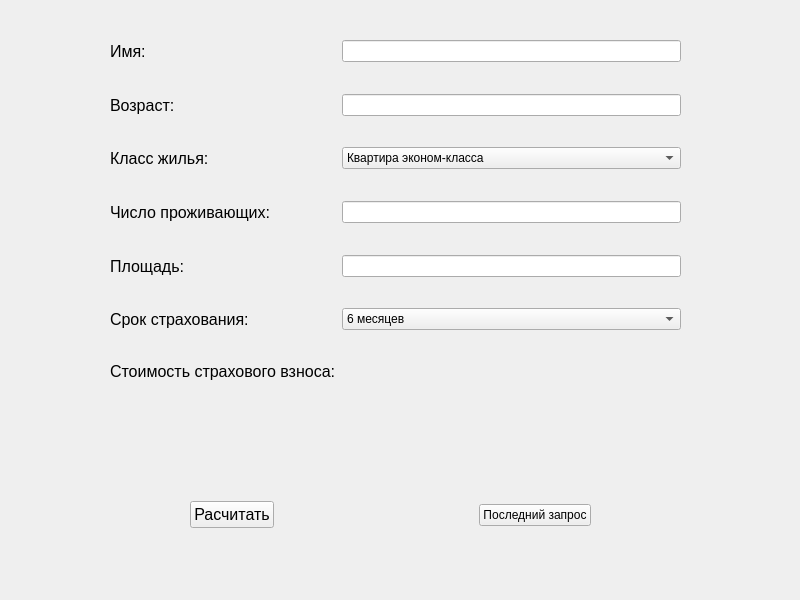
Qt form 2 curs/2_half/OOP/lab6/widget.ui (Weit145/OP-SUAI-4431) before a commit.
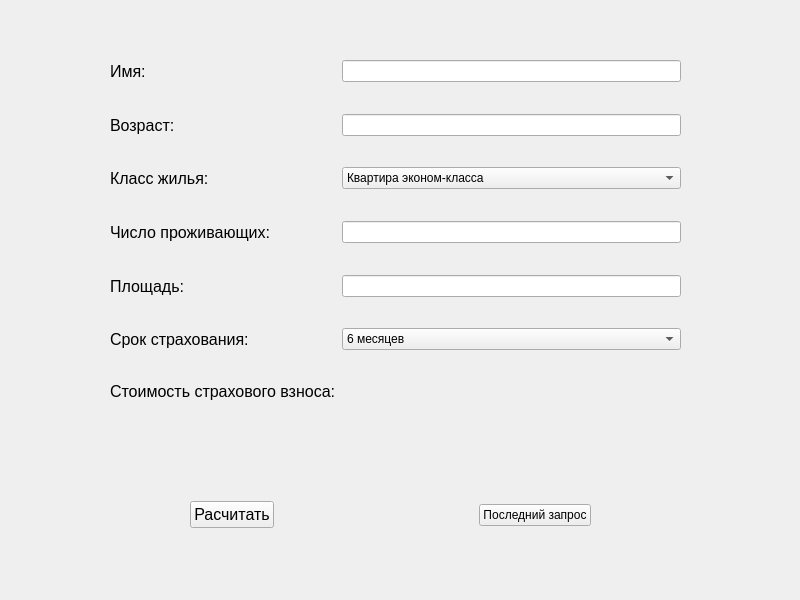
The same form after that commit.

```diff
--- a/2 curs/2_half/OOP/lab6/widget.ui
+++ b/2 curs/2_half/OOP/lab6/widget.ui
@@ -13,29 +13,11 @@
   <property name="windowTitle">
    <string>Widget</string>
   </property>
-  <widget class="QLabel" name="cost">
-   <property name="geometry">
-    <rect>
-     <x>330</x>
-     <y>260</y>
-     <width>66</width>
-     <height>18</height>
-    </rect>
-   </property>
-   <property name="font">
-    <font>
-     <pointsize>12</pointsize>
-    </font>
-   </property>
-   <property name="text">
-    <string/>
-   </property>
-  </widget>
   <widget class="QWidget" name="formLayoutWidget">
    <property name="geometry">
     <rect>
      <x>110</x>
-     <y>40</y>
+     <y>60</y>
      <width>571</width>
      <height>341</height>
     </rect>
@@ -53,9 +35,6 @@
       </property>
      </widget>
     </item>
-    <item row="0" column="1">
-     <widget class="QLineEdit" name="owner"/>
-    </item>
     <item row="4" column="0">
      <widget class="QLabel" name="label_3">
       <property name="font">
@@ -134,9 +113,6 @@
       </property>
      </widget>
     </item>
-    <item row="8" column="1">
-     <widget class="QLineEdit" name="area"/>
-    </item>
     <item row="10" column="0">
      <widget class="QLabel" name="label_6">
       <property name="font">
@@ -258,9 +234,27 @@
       </property>
      </spacer>
     </item>
+    <item row="8" column="1">
+     <widget class="QLineEdit" name="area"/>
+    </item>
+    <item row="0" column="1">
+     <widget class="QLineEdit" name="owner"/>
+    </item>
+    <item row="12" column="1">
+     <widget class="QLabel" name="cost">
+      <property name="font">
+       <font>
+        <pointsize>12</pointsize>
+       </font>
+      </property>
+      <property name="text">
+       <string/>
+      </property>
+     </widget>
+    </item>
    </layout>
   </widget>
-  <widget class="QWidget" name="">
+  <widget class="QWidget" name="layoutWidget">
    <property name="geometry">
     <rect>
      <x>190</x>
```
